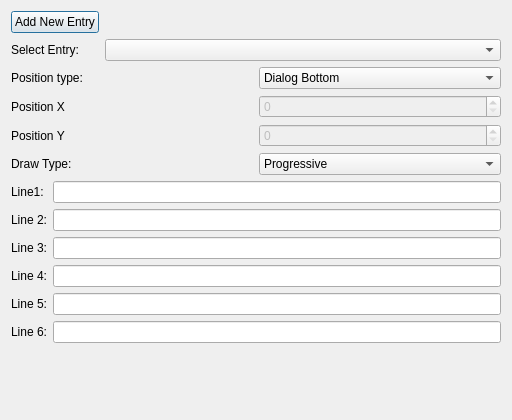
Old version of the form editor/scenes/tab_text.ui in the repository protoman/rockbot.
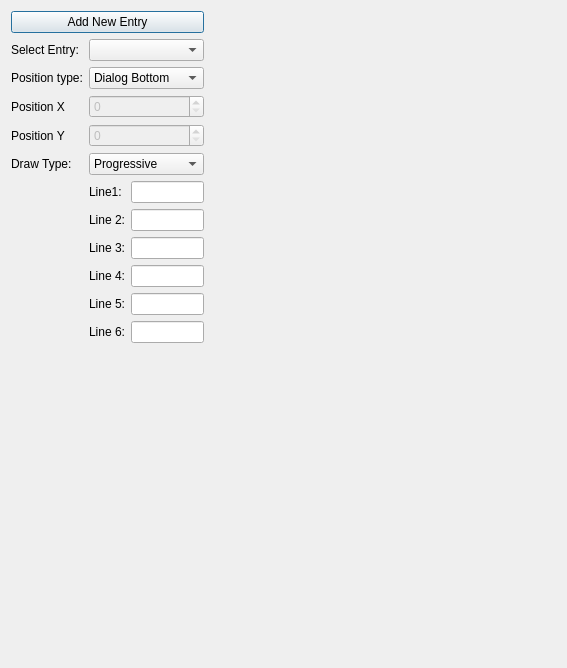
New version of the form. Custom widgets are drawn as their Qt base class.

Patch:
```diff
--- a/editor/scenes/tab_text.ui
+++ b/editor/scenes/tab_text.ui
@@ -6,13 +6,15 @@
    <rect>
     <x>0</x>
     <y>0</y>
-    <width>512</width>
-    <height>420</height>
+    <width>567</width>
+    <height>668</height>
    </rect>
   </property>
   <property name="windowTitle">
    <string>Dialog</string>
   </property>
+  <layout class="QHBoxLayout" name="horizontalLayout_2">
+   <item>
   <layout class="QVBoxLayout" name="verticalLayout">
    <item>
     <layout class="QGridLayout" name="gridLayout_2">
@@ -39,80 +41,47 @@
        </property>
       </spacer>
      </item>
-     <item row="1" column="2">
-      <widget class="QComboBox" name="select_comboBox"/>
-     </item>
-     <item row="1" column="1">
-      <widget class="QLabel" name="label_4">
-       <property name="text">
-        <string>Select Entry:</string>
-       </property>
-      </widget>
-     </item>
-    </layout>
-   </item>
-   <item>
+       <item row="2" column="1">
     <layout class="QGridLayout" name="gridLayout">
      <property name="topMargin">
       <number>0</number>
      </property>
-     <item row="3" column="0">
+         <item row="4" column="0">
       <widget class="QLabel" name="label_5">
        <property name="text">
         <string>Draw Type:</string>
        </property>
       </widget>
      </item>
-     <item row="1" column="0">
+         <item row="2" column="0">
       <widget class="QLabel" name="label_2">
        <property name="text">
         <string>Position X</string>
        </property>
       </widget>
      </item>
-     <item row="0" column="0">
+         <item row="1" column="0">
       <widget class="QLabel" name="label_11">
        <property name="text">
         <string>Position type:</string>
        </property>
       </widget>
      </item>
-     <item row="1" column="1">
+         <item row="2" column="1">
       <widget class="QSpinBox" name="textX_spinBox">
        <property name="enabled">
         <bool>false</bool>
        </property>
       </widget>
      </item>
-     <item row="2" column="0">
+         <item row="3" column="0">
       <widget class="QLabel" name="label_3">
        <property name="text">
         <string>Position Y</string>
        </property>
       </widget>
      </item>
-     <item row="2" column="1">
-      <widget class="QSpinBox" name="textY_spinBox">
-       <property name="enabled">
-        <bool>false</bool>
-       </property>
-      </widget>
-     </item>
-     <item row="3" column="1">
-      <widget class="QComboBox" name="transitionType_comboBox">
-       <item>
-        <property name="text">
-         <string>Progressive</string>
-        </property>
-       </item>
-       <item>
-        <property name="text">
-         <string>Instant</string>
-        </property>
-       </item>
-      </widget>
-     </item>
-     <item row="0" column="1">
+         <item row="1" column="1">
       <widget class="QComboBox" name="positionType">
        <item>
         <property name="text">
@@ -146,9 +115,28 @@
        </item>
       </widget>
      </item>
-    </layout>
+         <item row="4" column="1">
+          <widget class="QComboBox" name="transitionType_comboBox">
+           <item>
+            <property name="text">
+             <string>Progressive</string>
+            </property>
    </item>
    <item>
+            <property name="text">
+             <string>Instant</string>
+            </property>
+           </item>
+          </widget>
+         </item>
+         <item row="3" column="1">
+          <widget class="QSpinBox" name="textY_spinBox">
+           <property name="enabled">
+            <bool>false</bool>
+           </property>
+          </widget>
+         </item>
+         <item row="5" column="1">
     <layout class="QGridLayout" name="gridLayout_3">
      <property name="topMargin">
       <number>0</number>
@@ -211,7 +199,63 @@
       <widget class="QLineEdit" name="lineEdit5"/>
      </item>
      <item row="5" column="1">
-      <widget class="QLineEdit" name="lineEdit6"/>
+            <widget class="QLineEdit" name="lineEdit6">
+             <property name="maxLength">
+              <number>30</number>
+             </property>
+            </widget>
+           </item>
+          </layout>
+         </item>
+         <item row="0" column="0">
+          <widget class="QLabel" name="label_4">
+           <property name="text">
+            <string>Select Entry:</string>
+           </property>
+          </widget>
+         </item>
+         <item row="0" column="1">
+          <widget class="QComboBox" name="select_comboBox"/>
+         </item>
+        </layout>
+       </item>
+       <item row="3" column="1">
+        <spacer name="verticalSpacer_2">
+         <property name="orientation">
+          <enum>Qt::Vertical</enum>
+         </property>
+         <property name="sizeHint" stdset="0">
+          <size>
+           <width>20</width>
+           <height>40</height>
+          </size>
+         </property>
+        </spacer>
+       </item>
+      </layout>
+     </item>
+    </layout>
+   </item>
+   <item>
+    <layout class="QHBoxLayout" name="horizontalLayout">
+     <property name="topMargin">
+      <number>0</number>
+     </property>
+     <item>
+      <widget class="TextPreviewArea" name="widget" native="true">
+       <property name="minimumSize">
+        <size>
+         <width>320</width>
+         <height>240</height>
+        </size>
+       </property>
+       <property name="maximumSize">
+        <size>
+         <width>320</width>
+         <height>240</height>
+        </size>
+       </property>
+      </widget>
      </item>
     </layout>
    </item>
@@ -230,6 +274,14 @@
    </item>
   </layout>
  </widget>
+ <customwidgets>
+  <customwidget>
+   <class>TextPreviewArea</class>
+   <extends>QWidget</extends>
+   <header>scenes/textpreviewarea.h</header>
+   <container>1</container>
+  </customwidget>
+ </customwidgets>
  <resources/>
  <connections/>
 </ui>
```
Left out of the diff: 31 changed lines with no effect on the pictures. Lines whose indentation alone changed are shown as unchanged.
